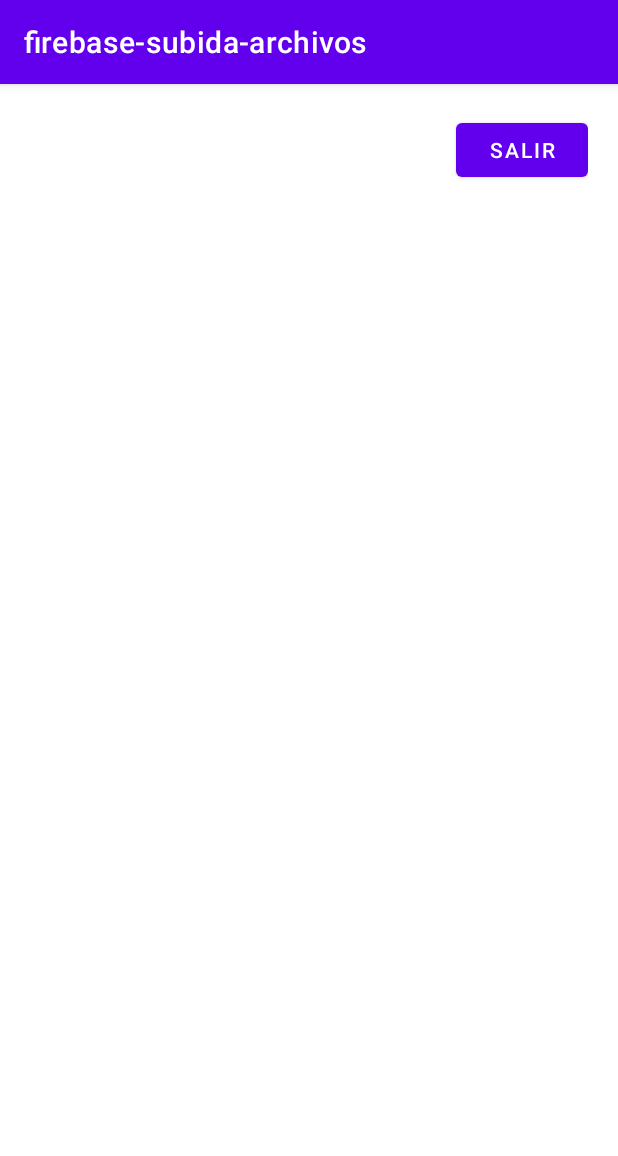
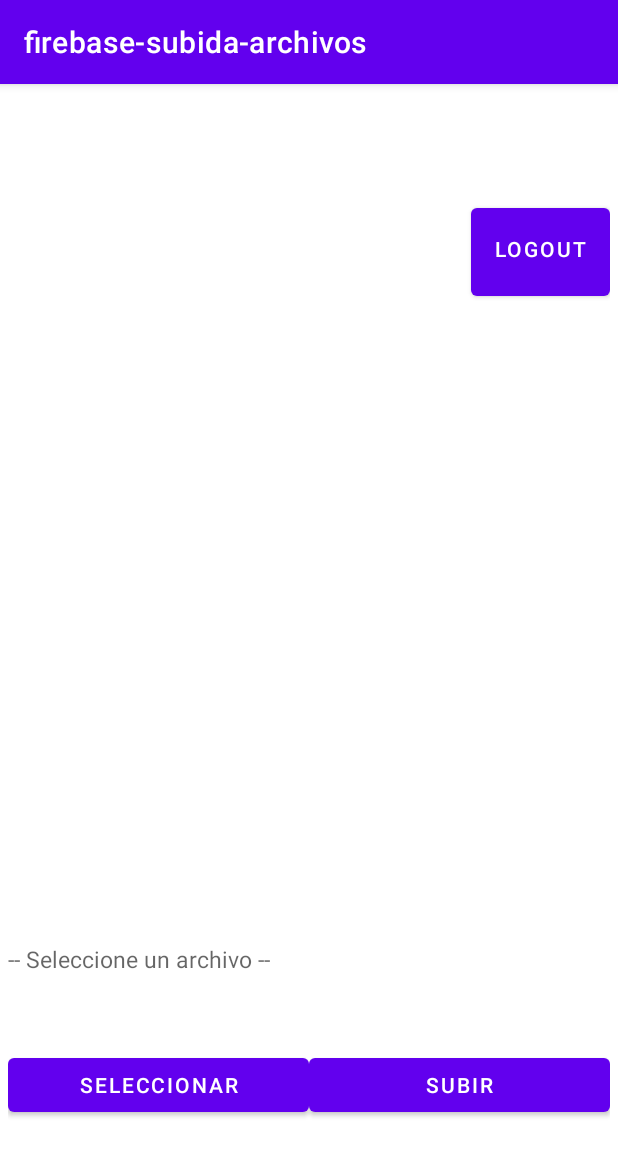
Before and after one commit to cristian16b/firebase-subida-archivos, an Android app: the screen it shows after launch once a user with an empty profile is signed in (MainActivity), on a phone screen of 412 x 824 dp. Shown: the top 1156 px of the screen. Run offline under Robolectric (Android 15) with nearby library versions, the phone set to English and light mode, and no system bars; our stand-ins replace Firebase (no records; nobody signed in at launch, a user with empty details on screens opened directly).

Commit message:
Se esta trabajando con el layout correspondiente al mainactiviy

```diff
--- a/app/src/main/java/com/example/firebase_subida_archivos/MainActivity.java
+++ b/app/src/main/java/com/example/firebase_subida_archivos/MainActivity.java
@@ -110,9 +110,9 @@ public class MainActivity extends AppCompatActivity {
             }
         });
 
-        lv1=findViewById(R.id.listaArchivos);
-        ArrayAdapter<String> adapter = new ArrayAdapter<String>(this,android.R.layout.simple_list_item_1, archivos);
-        lv1.setAdapter(adapter);
+//        lv1=findViewById(R.id.listaArchivos);
+//        ArrayAdapter<String> adapter = new ArrayAdapter<String>(this,android.R.layout.simple_list_item_1, archivos);
+//        lv1.setAdapter(adapter);
 
     }
 
--- a/app/src/main/res/layout/activity_main.xml
+++ b/app/src/main/res/layout/activity_main.xml
@@ -1,68 +1,109 @@
 <?xml version="1.0" encoding="utf-8"?>
+<!---->
+<!--Referencia de como usar los pesos en los linear-->
+<!--https://www.iteramos.com/pregunta/5060/diseno-lineal-y-el-peso-en-android-->
+<!---->
 <androidx.constraintlayout.widget.ConstraintLayout xmlns:android="http://schemas.android.com/apk/res/android"
     xmlns:app="http://schemas.android.com/apk/res-auto"
     xmlns:tools="http://schemas.android.com/tools"
     android:layout_width="match_parent"
     android:layout_height="match_parent"
-    android:padding="20dp"
-    tools:context=".MainActivity">
+    android:layout_weight="1"
+    android:padding="5dp"
+    android:orientation="vertical" >
 
+<!--    <LinearLayout android:layout_width="fill_parent" android:layout_height="wrap_content" android:weightSum="5"> <Button android:layout_width="0dp" android:layout_height="wrap_content" android:layout_weight="1" android:text="1" /> <Button android:layout_width="0dp" android:layout_height="wrap_content" android:layout_weight="3" android:text="2" /> <Button android:layout_width="0dp" android:layout_height="wrap_content" android:layout_weight="1" android:text="3" /> </LinearLayout>-->
     <LinearLayout
+        android:gravity="center"
+        android:orientation="vertical"
         android:layout_width="match_parent"
         android:layout_height="match_parent"
-        android:orientation="vertical">
-
+        android:weightSum="5">
+<!--        <Button-->
+<!--            android:layout_width="match_parent"-->
+<!--            android:layout_height="0dp"-->
+<!--            android:layout_weight="1"-->
+<!--            android:text="1" />-->
                 <Button
+                    android:paddingTop="0dp"
                     android:id="@+id/buttonSalir"
                     android:layout_width="wrap_content"
-            android:layout_height="wrap_content"
+                    android:layout_height="0dp"
+                    android:layout_weight="0.50"
                     android:layout_gravity="right"
                     android:onClick="logOut"
-            android:text="Salir" />
+                    android:text="Logout" />
+
+<!--        <Button-->
+<!--            android:layout_width="match_parent"-->
+<!--            android:layout_height="0dp"-->
+<!--            android:layout_weight="2"-->
+<!--            android:text="2" />-->
 
         <ListView
+            android:id="@+id/listaArchivos"
             android:layout_width="match_parent"
-            android:layout_height="match_parent" />
+            android:layout_weight="3"
+            android:layout_height="0dp" />
+
+<!--        <Button-->
+<!--            android:layout_width="match_parent"-->
+<!--            android:layout_height="0dp"-->
+<!--            android:layout_weight="1"-->
+<!--            android:text="3" />-->
 
                 <TextView
                     android:id="@+id/detallesArchivo"
-            android:layout_width="wrap_content"
-            android:layout_height="wrap_content"
+                    android:layout_width="match_parent"
+                    android:layout_height="0dp"
+                    android:layout_weight="0.5"
                     android:hint="-- Seleccione un archivo --"
                     android:textSize="15dp" />
 
-        <LinearLayout
-            android:layout_width="match_parent"
-            android:layout_height="wrap_content"
-            android:id="@+id/listaArchivos"
-            android:orientation="horizontal">
+<!--        <Button-->
+<!--            android:layout_width="match_parent"-->
+<!--            android:layout_height="0dp"-->
+<!--            android:layout_weight="1"-->
+<!--            android:text="3" />-->
 
 
-
-            <!--Linear Layout with horizontal orientation
-        and other properties-->
-
-            <!--Image View for showing image choosen from gallery-->
-            <!--        <ImageView-->
-            <!--            android:id="@+id/imgView"-->
+<!--        <Button-->
+<!--            android:layout_width="match_parent"-->
+<!--            android:layout_height="0dp"-->
 <!--            android:layout_weight="1"-->
-            <!--            android:layout_width="match_parent"-->
-            <!--            android:layout_height="match_parent" />-->
-
+<!--            android:text="3" />-->
+                <LinearLayout
+                    android:weightSum="1"
+                    android:layout_gravity="bottom"
+                    android:layout_width="match_parent"
+                    android:layout_height="wrap_content">
 
                     <Button
                         android:id="@+id/btnChoose"
-                android:layout_width="wrap_content"
+                        android:layout_weight="0.5"
+                        android:layout_width="match_parent"
                         android:layout_height="wrap_content"
                         android:text="Seleccionar" />
 
                     <Button
                         android:id="@+id/btnUpload"
-                android:layout_width="wrap_content"
+                        android:layout_weight="0.5"
+                        android:layout_width="match_parent"
                         android:layout_height="wrap_content"
                         android:text="Subir" />
                 </LinearLayout>
+    </LinearLayout>
 
+<!--<androidx.constraintlayout.widget.ConstraintLayout xmlns:android="http://schemas.android.com/apk/res/android"-->
+<!--    xmlns:app="http://schemas.android.com/apk/res-auto"-->
+<!--    xmlns:tools="http://schemas.android.com/tools"-->
+<!--    android:layout_width="match_parent"-->
+<!--    android:layout_height="match_parent"-->
+<!--    android:padding="20dp"-->
+<!--    tools:context=".MainActivity">-->
 
-    </LinearLayout>
+<!--    <LinearLayout-->
+<!--        android:layout_width="match_parent"-->
+<!--        android:layout_height="match_parent"-->
+<!--        android:orientation="vertical">-->
 </androidx.constraintlayout.widget.ConstraintLayout>
```
Lines whose indentation alone changed are shown as unchanged.
